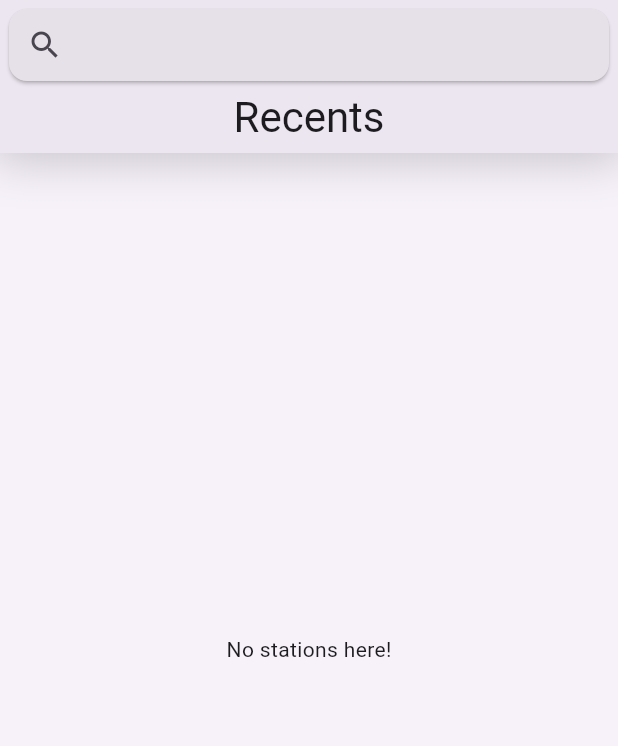
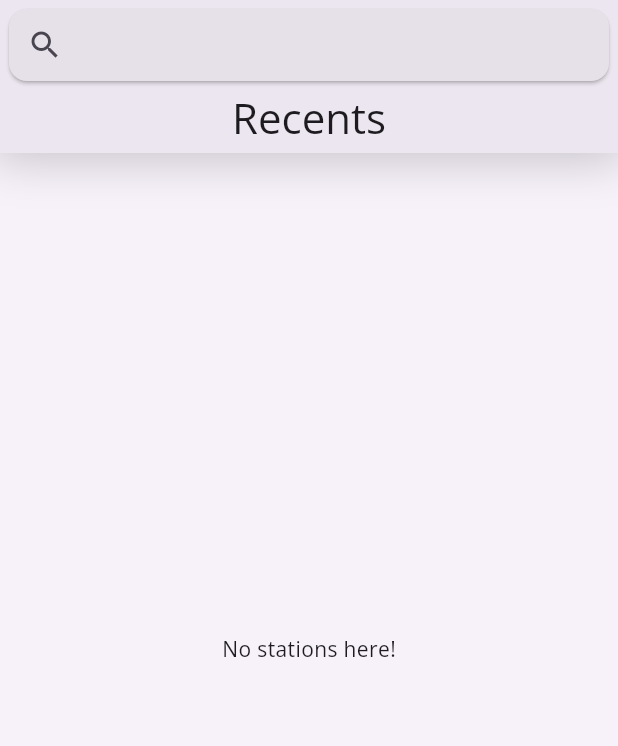
Before and after one commit to Woukie/PrivateRadio, a Flutter app: the screen it shows after launch, item 3 of the bottom bar chosen, on a phone screen of 412 x 824 dp. Shown: the top 746 px of the screen. Run offline on Flutter 3.47's test engine with Material 3 defaults, Android fonts, the light colour scheme and no system bars; drawn by our look-alikes of flutter_animate; our stand-ins replace google_fonts, image_picker, just_audio; missing offline and left inert: auto_scroll_text.

Commit message:
Switched to sans font

```diff
--- a/private_radio/lib/src/app.dart
+++ b/private_radio/lib/src/app.dart
@@ -3,6 +3,7 @@ import 'package:flutter/foundation.dart';
 import 'package:flutter/material.dart';
 import 'package:flutter_animate/flutter_animate.dart';
 import 'package:flutter_localizations/flutter_localizations.dart';
+import 'package:google_fonts/google_fonts.dart';
 import 'package:private_radio/src/dashboard/dashboard.dart';
 import 'package:private_radio/src/dashboard/dashboard_provider.dart';
 import 'package:provider/provider.dart';
@@ -35,8 +36,16 @@ class App extends StatelessWidget {
         supportedLocales: const [
           Locale('en', ''), // English, no country code
         ],
-        theme: ThemeData(),
-        darkTheme: ThemeData.dark(),
+        theme: ThemeData(
+          textTheme: GoogleFonts.openSansTextTheme(
+            Theme.of(context).textTheme,
+          ),
+        ),
+        darkTheme: ThemeData.dark().copyWith(
+          textTheme: Typography().white.apply(
+                fontFamily: GoogleFonts.openSans().fontFamily,
+              ),
+        ),
         themeMode: ThemeMode.system,
         home: const Scaffold(
           body: AnimatedRoot(),
--- a/private_radio/pubspec.yaml
+++ b/private_radio/pubspec.yaml
@@ -28,6 +28,7 @@ dependencies:
   url_launcher: ^6.3.0
   animations: ^2.0.11
   flutter_animate: ^4.5.0
+  google_fonts: ^6.2.1
 
 dev_dependencies:
   flutter_launcher_icons: ^0.13.1
@@ -48,5 +49,4 @@ flutter:
   generate: true
 
   assets:
-    # Add assets from the images directory to the application.
     - assets/images/
```
Also changed, not shown: private_radio/pubspec.lock.
